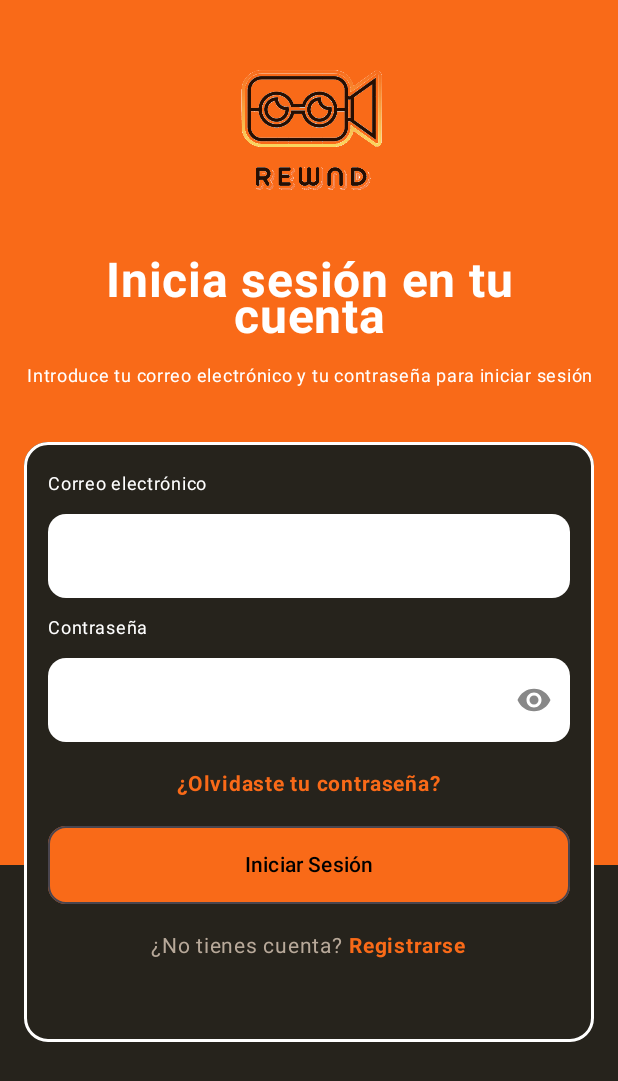
After one commit to CodeDiegoF/RewndApp, an Android app built with Jetpack Compose: the composable PantallaLogin called with empty values, on a phone screen of 412 x 824 dp. The commit adds this screen. Shown: the top 1081 px of the screen. Run offline under Robolectric (Android 15) with nearby library versions, the phone set to English and light mode, and no system bars.

Commit message:
Creación de la pantalla de login, adición de iconos de visibilidad y actualización de dependencias

```diff
--- a/app/src/main/java/com/example/rewndapp/ui/screens/PantallaAdicion.kt
+++ b/app/src/main/java/com/example/rewndapp/ui/screens/PantallaAdicion.kt
@@ -111,7 +111,6 @@ fun PantallaAdicion(
                 verticalArrangement = Arrangement.spacedBy(16.dp),
             ) {
 
-                // he tenido que investigar par poner los iconos en la barra de busqueda
                 item{
                     OutlinedTextField(
                         value = textoBusqueda,
--- a/app/src/main/java/com/example/rewndapp/ui/screens/PantallaEdicion.kt
+++ b/app/src/main/java/com/example/rewndapp/ui/screens/PantallaEdicion.kt
@@ -68,7 +68,7 @@ fun PantallaEdicion(
             if (serie.temporadaEnCurso > 0) serie.temporadaEnCurso
             else if (serie.temporadasTerminadas > 0) serie.temporadasTerminadas
             else 1
-        ) // para esto tambien he investigado si se pueden poner if dentro de los mutableStateOf
+        )
     }
 
     var terminada by remember {
@@ -77,7 +77,6 @@ fun PantallaEdicion(
 
     var desplegado by remember { mutableStateOf(false) }
 
-    // he tenido que investigar también como limpiar errores para que no se queden de forma permanente
     LaunchedEffect(estado, temporada, terminada) {
         onLimpiarError()
     }
@@ -188,7 +187,7 @@ fun PantallaEdicion(
                         tint = Color.White
                     )
                 }
-                // para utilizar el DropdownMenu he tenido que onvestigar un poco para matizar conceptos y su funcionamiento
+
                 DropdownMenu(
                     expanded = desplegado,
                     onDismissRequest = { desplegado = false }
--- /dev/null
+++ b/app/src/main/java/com/example/rewndapp/ui/screens/PantallaLogin.kt
@@ -0,0 +1,245 @@
+package com.example.rewndapp.ui.screens
+
+import androidx.compose.foundation.Image
+import androidx.compose.foundation.background
+import androidx.compose.foundation.border
+import androidx.compose.foundation.clickable
+import androidx.compose.foundation.layout.Arrangement
+import androidx.compose.foundation.layout.Box
+import androidx.compose.foundation.layout.Column
+import androidx.compose.foundation.layout.Row
+import androidx.compose.foundation.layout.Spacer
+import androidx.compose.foundation.layout.fillMaxHeight
+import androidx.compose.foundation.layout.fillMaxSize
+import androidx.compose.foundation.layout.fillMaxWidth
+import androidx.compose.foundation.layout.height
+import androidx.compose.foundation.layout.heightIn
+import androidx.compose.foundation.layout.padding
+import androidx.compose.foundation.layout.size
+import androidx.compose.foundation.rememberScrollState
+import androidx.compose.foundation.shape.RoundedCornerShape
+import androidx.compose.foundation.text.KeyboardOptions
+import androidx.compose.foundation.verticalScroll
+import androidx.compose.material3.ButtonDefaults
+import androidx.compose.material3.CircularProgressIndicator
+import androidx.compose.material3.Icon
+import androidx.compose.material3.IconButton
+import androidx.compose.material3.MaterialTheme
+import androidx.compose.material3.OutlinedButton
+import androidx.compose.material3.OutlinedTextField
+import androidx.compose.material3.OutlinedTextFieldDefaults
+import androidx.compose.material3.Text
+import androidx.compose.runtime.Composable
+import androidx.compose.runtime.LaunchedEffect
+import androidx.compose.runtime.getValue
+import androidx.compose.runtime.mutableStateOf
+import androidx.compose.runtime.remember
+import androidx.compose.runtime.setValue
+import androidx.compose.ui.Alignment
+import androidx.compose.ui.Modifier
+import androidx.compose.ui.graphics.Color
+import androidx.compose.ui.res.painterResource
+import androidx.compose.ui.text.font.FontWeight
+import androidx.compose.ui.text.input.KeyboardType
+import androidx.compose.ui.text.input.PasswordVisualTransformation
+import androidx.compose.ui.text.input.VisualTransformation
+import androidx.compose.ui.text.style.TextAlign
+import androidx.compose.ui.tooling.preview.Preview
+import androidx.compose.ui.unit.dp
+import androidx.compose.ui.unit.sp
+import com.example.rewndapp.ui.theme.Fondo
+import com.example.rewndapp.ui.theme.Naranja
+import com.example.rewndapp.R
+import com.example.rewndapp.ui.theme.FondoCaratula
+import com.example.rewndapp.ui.theme.TextoSecundario
+
+@Composable
+fun PantallaLogin(
+    cargando: Boolean,
+    error: String?,
+    onLogin: (String, String) -> Unit,
+    onIrARegistro: () -> Unit,
+    onIrARecuperar: () -> Unit,
+    onLimpiarError: () -> Unit
+) {
+    var email by remember { mutableStateOf("") }
+    var contrasenia by remember { mutableStateOf("") }
+    var verContrasenia by remember { mutableStateOf(false) }
+    var repetirContrasenia by remember { mutableStateOf("") }
+
+    LaunchedEffect(email, contrasenia, repetirContrasenia) {
+        onLimpiarError()
+    }
+
+    Box(
+        modifier = Modifier
+            .fillMaxSize()
+            .background(Fondo)
+    ) {
+        Box(
+            modifier = Modifier
+                .fillMaxWidth()
+                .fillMaxHeight(0.7f)
+                .background(Naranja)
+        )
+
+        Column(
+            modifier = Modifier
+                .fillMaxSize()
+                .padding(16.dp)
+                .verticalScroll(rememberScrollState()),
+            horizontalAlignment = Alignment.CenterHorizontally
+        ) {
+            Image(
+                painter = painterResource(id = R.drawable.logo_rewnd),
+                contentDescription = "Logo de Rewnd",
+                modifier = Modifier.size(140.dp)
+            )
+            Spacer(modifier = Modifier.height(12.dp))
+            Text(
+                "Inicia sesión en tu cuenta",
+                color = Color.White,
+                fontSize = 32.sp,
+                fontWeight = FontWeight.Bold,
+                textAlign = TextAlign.Center,
+                modifier = Modifier.padding(horizontal = 24.dp)
+            )
+            Spacer(modifier = Modifier.height(8.dp))
+            Text(
+                "Introduce tu correo electrónico y tu contraseña para iniciar sesión",
+                color = Color.White,
+                fontSize = 12.sp,
+                textAlign = TextAlign.Center
+            )
+            Spacer(modifier = Modifier.height(32.dp))
+
+            Column(
+                modifier = Modifier
+                    .fillMaxWidth()
+                    .heightIn(min = 400.dp)
+                    .border(2.dp, Color.White, RoundedCornerShape(16.dp))
+                    .background(Fondo, RoundedCornerShape(16.dp))
+                    .padding(16.dp),
+                verticalArrangement = Arrangement.spacedBy(8.dp)
+            ) {
+                Text("Correo electrónico", color = Color.White, fontSize = 12.sp)
+                OutlinedTextField(
+                    value = email,
+                    onValueChange = { email = it },
+                    modifier = Modifier.fillMaxWidth(),
+                    singleLine = true,
+                    shape = RoundedCornerShape(12.dp),
+                    keyboardOptions = KeyboardOptions(keyboardType = KeyboardType.Email),
+                    colors = OutlinedTextFieldDefaults.colors(
+                        focusedContainerColor = Color.White,
+                        unfocusedContainerColor = Color.White,
+                        focusedTextColor = Color.Black,
+                        unfocusedTextColor = Color.Black,
+                        focusedBorderColor = Color.Transparent,
+                        unfocusedBorderColor = Color.Transparent
+                    )
+                )
+
+                Text("Contraseña", color = Color.White, fontSize = 12.sp)
+                OutlinedTextField(
+                    value = contrasenia,
+                    onValueChange = { contrasenia = it },
+                    modifier = Modifier.fillMaxWidth(),
+                    singleLine = true,
+                    shape = RoundedCornerShape(12.dp),
+                    visualTransformation = if (verContrasenia) VisualTransformation.None
+                    else PasswordVisualTransformation(),
+                    trailingIcon = {
+                        IconButton(onClick = { verContrasenia = !verContrasenia }) {
+                            Icon(
+                                painter = painterResource(
+                                    id = if (verContrasenia) R.drawable.ic_ojo_tachado
+                                    else R.drawable.ic_ojo
+                                ),
+                                contentDescription = "Mostrar u ocultar contraseña",
+                                tint = Color.Gray
+                            )
+                        }
+                    },
+                    colors = OutlinedTextFieldDefaults.colors(
+                        focusedContainerColor = Color.White,
+                        unfocusedContainerColor = Color.White,
+                        focusedTextColor = Color.Black,
+                        unfocusedTextColor = Color.Black,
+                        focusedBorderColor = Color.Transparent,
+                        unfocusedBorderColor = Color.Transparent
+                    )
+                )
+
+                Text(
+                    "¿Olvidaste tu contraseña?",
+                    color = Naranja,
+                    fontWeight = FontWeight.Bold,
+                    fontSize = 14.sp,
+                    modifier = Modifier
+                        .align(Alignment.CenterHorizontally)
+                        .padding(vertical = 8.dp)
+                        .clickable { onIrARecuperar() }
+                )
+
+                if (error != null) {
+                    Text(error, color = Color(0xFFFF6B6B), fontSize = 14.sp)
+                }
+
+                OutlinedButton(
+                    onClick = { onLogin(email, contrasenia) },
+                    enabled = !cargando,
+                    modifier = Modifier
+                        .fillMaxWidth()
+                        .height(52.dp),
+                    shape = RoundedCornerShape(12.dp),
+                    colors = ButtonDefaults.buttonColors(
+                        containerColor = Naranja,
+                        disabledContainerColor = FondoCaratula
+                    )
+                ) {
+                    if (cargando) {
+                        CircularProgressIndicator(
+                            modifier = Modifier.size(20.dp),
+                            color = Color.White
+                        )
+                    } else {
+                        Text(color = Color.Black, text = "Iniciar Sesión")
+                    }
+                }
+
+                Row(
+                    modifier = Modifier
+                        .fillMaxWidth()
+                        .padding(top = 8.dp),
+                    horizontalArrangement = Arrangement.Center
+                ) {
+                    Text("¿No tienes cuenta? ", color = TextoSecundario, fontSize = 14.sp)
+                    Text(
+                        "Registrarse",
+                        color = Naranja,
+                        fontWeight = FontWeight.Bold,
+                        fontSize = 14.sp,
+                        modifier = Modifier.clickable { onIrARegistro() }
+                    )
+                }
+            }
+        }
+    }
+}
+
+
+@Preview(showBackground = true)
+@Composable
+fun LoginPreview() {
+    MaterialTheme {
+        PantallaLogin(
+            cargando = false,
+            error = null,
+            onLogin = { _, _ -> },
+            onIrARegistro = {},
+            onIrARecuperar = {},
+            onLimpiarError = {}
+        )
+    }
+}
--- /dev/null
+++ b/app/src/main/res/drawable/ic_ojo.xml
@@ -0,0 +1,20 @@
+<!--
+  ~ Copyright (C) 2026 The Android Open Source Project
+  ~
+  ~ Licensed under the Apache License, Version 2.0 (the "License");
+  ~ you may not use this file except in compliance with the License.
+  ~ You may obtain a copy of the License at
+  ~
+  ~      http://www.apache.org/licenses/LICENSE-2.0
+  ~
+  ~ Unless required by applicable law or agreed to in writing, software
+  ~ distributed under the License is distributed on an "AS IS" BASIS,
+  ~ WITHOUT WARRANTIES OR CONDITIONS OF ANY KIND, either express or implied.
+  ~ See the License for the specific language governing permissions and
+  ~ limitations under the License.
+  -->
+<vector xmlns:android="http://schemas.android.com/apk/res/android" android:height="24dp" android:tint="#000000" android:viewportHeight="24" android:viewportWidth="24" android:width="24dp">
+
+    <path android:fillColor="@android:color/white" android:pathData="M12,4.5C7,4.5 2.73,7.61 1,12c1.73,4.39 6,7.5 11,7.5s9.27,-3.11 11,-7.5c-1.73,-4.39 -6,-7.5 -11,-7.5zM12,17c-2.76,0 -5,-2.24 -5,-5s2.24,-5 5,-5 5,2.24 5,5 -2.24,5 -5,5zM12,9c-1.66,0 -3,1.34 -3,3s1.34,3 3,3 3,-1.34 3,-3 -1.34,-3 -3,-3z"/>
+
+</vector>
--- /dev/null
+++ b/app/src/main/res/drawable/ic_ojo_tachado.xml
@@ -0,0 +1,20 @@
+<!--
+  ~ Copyright (C) 2026 The Android Open Source Project
+  ~
+  ~ Licensed under the Apache License, Version 2.0 (the "License");
+  ~ you may not use this file except in compliance with the License.
+  ~ You may obtain a copy of the License at
+  ~
+  ~      http://www.apache.org/licenses/LICENSE-2.0
+  ~
+  ~ Unless required by applicable law or agreed to in writing, software
+  ~ distributed under the License is distributed on an "AS IS" BASIS,
+  ~ WITHOUT WARRANTIES OR CONDITIONS OF ANY KIND, either express or implied.
+  ~ See the License for the specific language governing permissions and
+  ~ limitations under the License.
+  -->
+<vector xmlns:android="http://schemas.android.com/apk/res/android" android:height="24dp" android:tint="#000000" android:viewportHeight="24" android:viewportWidth="24" android:width="24dp">
+
+    <path android:fillColor="@android:color/white" android:pathData="M12,7c2.76,0 5,2.24 5,5 0,0.65 -0.13,1.26 -0.36,1.83l2.92,2.92c1.51,-1.26 2.7,-2.89 3.43,-4.75 -1.73,-4.39 -6,-7.5 -11,-7.5 -1.4,0 -2.74,0.25 -3.98,0.7l2.16,2.16C10.74,7.13 11.35,7 12,7zM2,4.27l2.28,2.28 0.46,0.46C3.08,8.3 1.78,10.02 1,12c1.73,4.39 6,7.5 11,7.5 1.55,0 3.03,-0.3 4.38,-0.84l0.42,0.42L19.73,22 21,20.73 3.27,3 2,4.27zM7.53,9.8l1.55,1.55c-0.05,0.21 -0.08,0.43 -0.08,0.65 0,1.66 1.34,3 3,3 0.22,0 0.44,-0.03 0.65,-0.08l1.55,1.55c-0.67,0.33 -1.41,0.53 -2.2,0.53 -2.76,0 -5,-2.24 -5,-5 0,-0.79 0.2,-1.53 0.53,-2.2zM11.84,9.02l3.15,3.15 0.02,-0.16c0,-1.66 -1.34,-3 -3,-3l-0.17,0.01z"/>
+
+</vector>
--- a/gradle/libs.versions.toml
+++ b/gradle/libs.versions.toml
@@ -6,12 +6,13 @@ junitVersion = "1.3.0"
 espressoCore = "3.7.0"
 lifecycleRuntimeKtx = "2.11.0"
 activityCompose = "1.13.0"
-kotlin = "2.2.10"
+kotlin = "2.4.21"
 composeBom = "2026.02.01"
 material3 = "1.4.0"
 coil = "3.1.0"
 navigationCompose = "2.10.2"
 firebaseBom = "35.2.0"
+ui = "1.13.0"
 
 [libraries]
 androidx-core-ktx = { group = "androidx.core", name = "core-ktx", version.ref = "coreKtx" }
@@ -37,6 +38,7 @@ androidx-navigation-compose = { group = "androidx.navigation", name = "navigatio
 firebase-bom = { group = "com.google.firebase", name = "firebase-bom", version.ref = "firebaseBom" }
 firebase-auth = { group = "com.google.firebase", name = "firebase-auth" }
 firebase-analytics = { group = "com.google.firebase", name = "firebase-analytics" }
+androidx-ui = { group = "androidx.compose.ui", name = "ui", version.ref = "ui" }
 
 [plugins]
 android-application = { id = "com.android.application", version.ref = "agp" }
```
Also changed, not shown: app/src/main/res/drawable/logo_rewnd.png (added).
